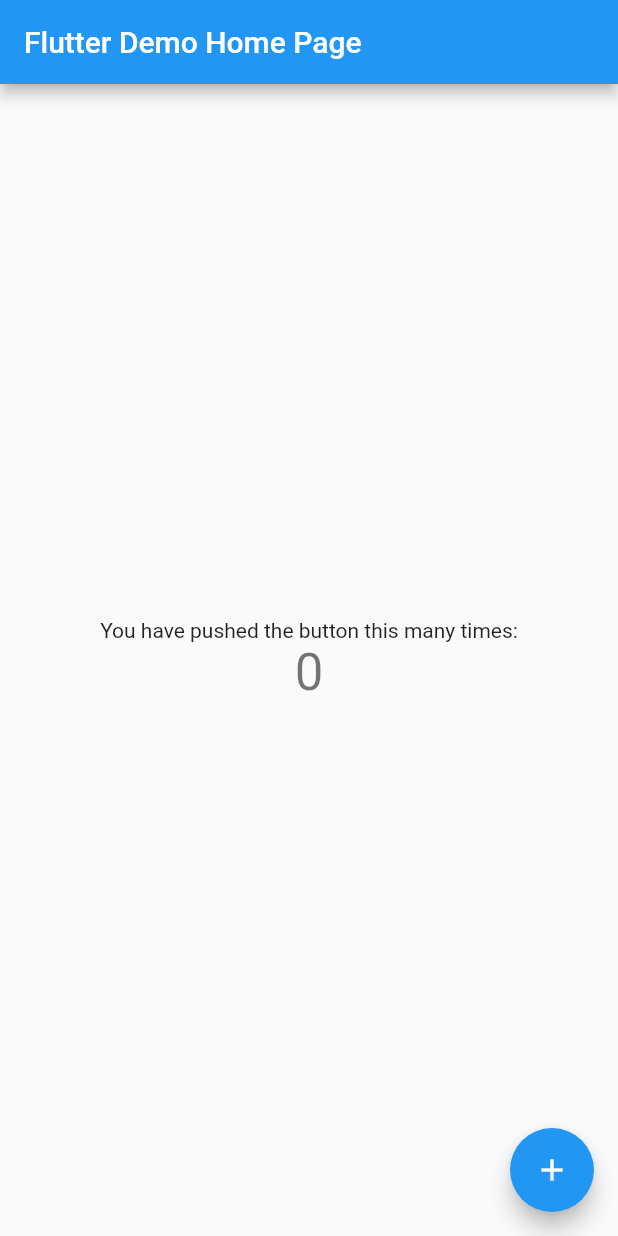
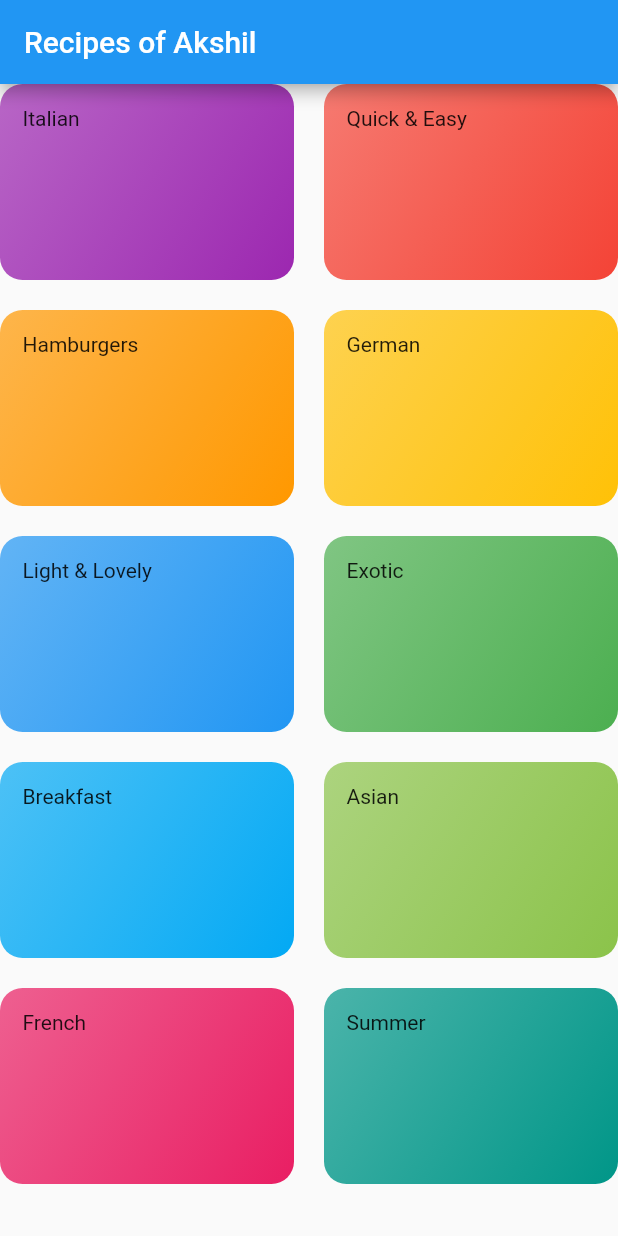
Before and after one commit to akshitachi/Meals-App, a Flutter app: the screen it shows after launch, on a phone screen of 412 x 824 dp. Run offline on Flutter 3.47's test engine with Material 2 defaults, Android fonts, the phone set to English and light mode, and no system bars.

Commit message:
added the first page

```diff
--- /dev/null
+++ b/lib/categories_screen.dart
@@ -0,0 +1,31 @@
+import 'package:flutter/material.dart';
+import 'package:flutter/widgets.dart';
+import './dummy_data.dart';
+import './category_item.dart';
+
+class CategoriesScreen extends StatelessWidget {
+  @override
+  Widget build(BuildContext context) {
+    return Scaffold(
+      appBar: AppBar(
+        title: const Text('Recipes of Akshil'),
+      ),
+      body: GridView(
+        children: DUMMY_CATEGORIES
+            .map(
+              (catData) => CategoryItem(
+                catData.title,
+                catData.color,
+              ),
+            )
+            .toList(),
+        gridDelegate: SliverGridDelegateWithMaxCrossAxisExtent(
+          maxCrossAxisExtent: 200,
+          childAspectRatio: 3 / 2,
+          crossAxisSpacing: 20,
+          mainAxisSpacing: 20,
+        ),
+      ),
+    );
+  }
+}
--- /dev/null
+++ b/lib/category_item.dart
@@ -0,0 +1,25 @@
+import 'package:flutter/material.dart';
+
+class CategoryItem extends StatelessWidget {
+  final String title;
+  final Color color;
+  CategoryItem(this.title, this.color);
+  @override
+  Widget build(BuildContext context) {
+    return Container(
+      padding: const EdgeInsets.all(15),
+      child: Text(title),
+      decoration: BoxDecoration(
+        gradient: LinearGradient(
+          colors: [
+            color.withOpacity(0.7),
+            color,
+          ],
+          begin: Alignment.topLeft,
+          end: Alignment.bottomRight,
+        ),
+        borderRadius: BorderRadius.circular(15),
+      ),
+    );
+  }
+}
--- /dev/null
+++ b/lib/dummy_data.dart
@@ -0,0 +1,56 @@
+import 'package:flutter/material.dart';
+
+import './models/category.dart';
+
+const DUMMY_CATEGORIES = const [
+  Category(
+    id: 'c1',
+    title: 'Italian',
+    color: Colors.purple,
+  ),
+  Category(
+    id: 'c2',
+    title: 'Quick & Easy',
+    color: Colors.red,
+  ),
+  Category(
+    id: 'c3',
+    title: 'Hamburgers',
+    color: Colors.orange,
+  ),
+  Category(
+    id: 'c4',
+    title: 'German',
+    color: Colors.amber,
+  ),
+  Category(
+    id: 'c5',
+    title: 'Light & Lovely',
+    color: Colors.blue,
+  ),
+  Category(
+    id: 'c6',
+    title: 'Exotic',
+    color: Colors.green,
+  ),
+  Category(
+    id: 'c7',
+    title: 'Breakfast',
+    color: Colors.lightBlue,
+  ),
+  Category(
+    id: 'c8',
+    title: 'Asian',
+    color: Colors.lightGreen,
+  ),
+  Category(
+    id: 'c9',
+    title: 'French',
+    color: Colors.pink,
+  ),
+  Category(
+    id: 'c10',
+    title: 'Summer',
+    color: Colors.teal,
+  ),
+];
--- a/lib/main.dart
+++ b/lib/main.dart
@@ -1,113 +1,17 @@
 import 'package:flutter/material.dart';
+import './categories_screen.dart';
 
-void main() {
-  runApp(MyApp());
-}
+void main() => runApp(MyApp());
 
 class MyApp extends StatelessWidget {
-  // This widget is the root of your application.
   @override
   Widget build(BuildContext context) {
     return MaterialApp(
-      title: 'Flutter Demo',
+      title: 'DeliMeals',
       theme: ThemeData(
-        // This is the theme of your application.
-        //
-        // Try running your application with "flutter run". You'll see the
-        // application has a blue toolbar. Then, without quitting the app, try
-        // changing the primarySwatch below to Colors.green and then invoke
-        // "hot reload" (press "r" in the console where you ran "flutter run",
-        // or simply save your changes to "hot reload" in a Flutter IDE).
-        // Notice that the counter didn't reset back to zero; the application
-        // is not restarted.
         primarySwatch: Colors.blue,
       ),
-      home: MyHomePage(title: 'Flutter Demo Home Page'),
+      home: CategoriesScreen(),
     );
   }
 }
-
-class MyHomePage extends StatefulWidget {
-  MyHomePage({Key key, this.title}) : super(key: key);
-
-  // This widget is the home page of your application. It is stateful, meaning
-  // that it has a State object (defined below) that contains fields that affect
-  // how it looks.
-
-  // This class is the configuration for the state. It holds the values (in this
-  // case the title) provided by the parent (in this case the App widget) and
-  // used by the build method of the State. Fields in a Widget subclass are
-  // always marked "final".
-
-  final String title;
-
-  @override
-  _MyHomePageState createState() => _MyHomePageState();
-}
-
-class _MyHomePageState extends State<MyHomePage> {
-  int _counter = 0;
-
-  void _incrementCounter() {
-    setState(() {
-      // This call to setState tells the Flutter framework that something has
-      // changed in this State, which causes it to rerun the build method below
-      // so that the display can reflect the updated values. If we changed
-      // _counter without calling setState(), then the build method would not be
-      // called again, and so nothing would appear to happen.
-      _counter++;
-    });
-  }
-
-  @override
-  Widget build(BuildContext context) {
-    // This method is rerun every time setState is called, for instance as done
-    // by the _incrementCounter method above.
-    //
-    // The Flutter framework has been optimized to make rerunning build methods
-    // fast, so that you can just rebuild anything that needs updating rather
-    // than having to individually change instances of widgets.
-    return Scaffold(
-      appBar: AppBar(
-        // Here we take the value from the MyHomePage object that was created by
-        // the App.build method, and use it to set our appbar title.
-        title: Text(widget.title),
-      ),
-      body: Center(
-        // Center is a layout widget. It takes a single child and positions it
-        // in the middle of the parent.
-        child: Column(
-          // Column is also a layout widget. It takes a list of children and
-          // arranges them vertically. By default, it sizes itself to fit its
-          // children horizontally, and tries to be as tall as its parent.
-          //
-          // Invoke "debug painting" (press "p" in the console, choose the
-          // "Toggle Debug Paint" action from the Flutter Inspector in Android
-          // Studio, or the "Toggle Debug Paint" command in Visual Studio Code)
-          // to see the wireframe for each widget.
-          //
-          // Column has various properties to control how it sizes itself and
-          // how it positions its children. Here we use mainAxisAlignment to
-          // center the children vertically; the main axis here is the vertical
-          // axis because Columns are vertical (the cross axis would be
-          // horizontal).
-          mainAxisAlignment: MainAxisAlignment.center,
-          children: <Widget>[
-            Text(
-              'You have pushed the button this many times:',
-            ),
-            Text(
-              '$_counter',
-              style: Theme.of(context).textTheme.headline4,
-            ),
-          ],
-        ),
-      ),
-      floatingActionButton: FloatingActionButton(
-        onPressed: _incrementCounter,
-        tooltip: 'Increment',
-        child: Icon(Icons.add),
-      ), // This trailing comma makes auto-formatting nicer for build methods.
-    );
-  }
-}
--- /dev/null
+++ b/lib/models/category.dart
@@ -0,0 +1,12 @@
+import 'package:flutter/material.dart';
+
+class Category {
+  final String id;
+  final String title;
+  final Color color;
+  const Category({
+    @required this.id,
+    @required this.title,
+    this.color = Colors.orange,
+  });
+}
```
